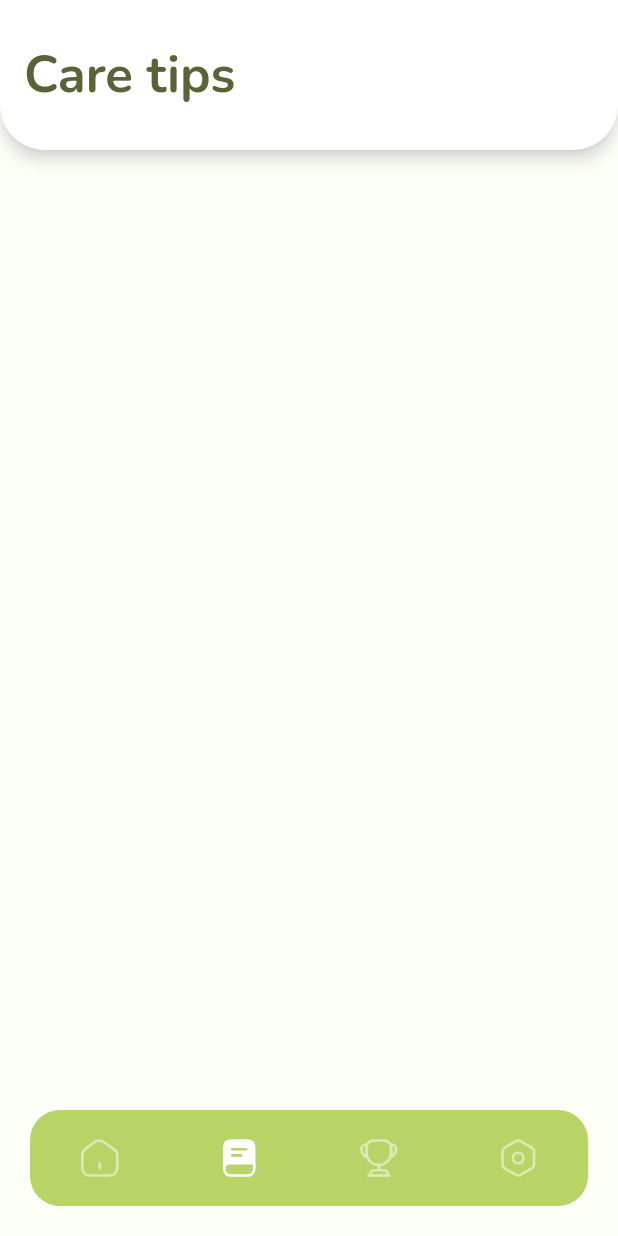
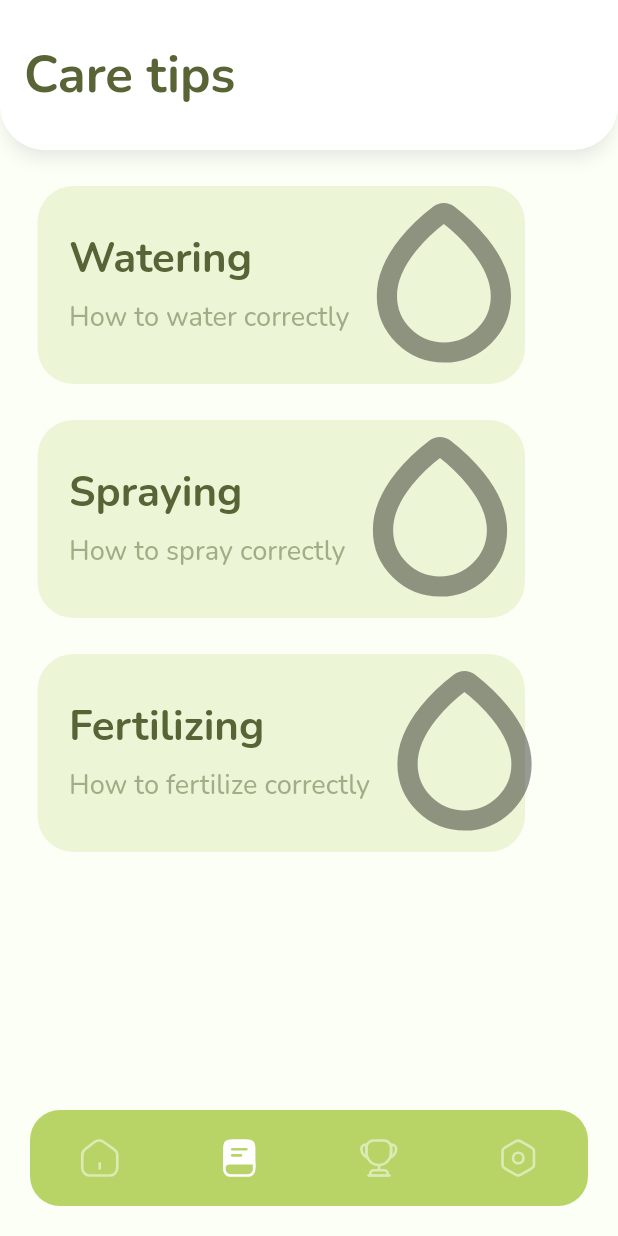
Before and after one commit to KaryFeever/Bonsai, a Flutter app: the screen it shows after launch, item 2 of the bottom bar chosen, on a phone screen of 412 x 824 dp. Run offline on Flutter 3.47's test engine with Material 2 defaults, Android fonts, the phone set to English and light mode, and no system bars; our stand-ins replace flutter_svg, get_it, get_it_mixin, google_fonts, image_cropper, image_picker; missing offline and left inert: proste_bezier_curve.

Commit message:
Сare tips update

```diff
--- a/bonsai/lib/constants/styles.dart
+++ b/bonsai/lib/constants/styles.dart
@@ -12,6 +12,8 @@ class Styles {
   static Color fieldsBackgroundColor = const Color(0xFFEFF1ED);
   static Color switchOffColor = const Color(0xFFB3BCB3);
   static Color whiteColor = const Color(0xFFFFFFFF);
+  static Color whiteColor_30 =
+      Color.fromRGBO(255, 255, 255, 0.7); //!! fix color
   static Color buttonBackgroundSecondaryGreen = const Color(0x1A9AB44D);
   static Color buttonBackgroundSecondaryOrange = const Color(0x1ADD9048);
   static Color textOrange = const Color(0xFFDD9048);
@@ -40,4 +42,8 @@ class Styles {
       fontSize: 32, color: textColorPrimary, fontWeight: FontWeight.w800);
   static TextStyle plantStatusBad = GoogleFonts.nunito(
       fontSize: 18, color: primaryGreenColor, fontWeight: FontWeight.w700);
+  static TextStyle careTipsText = GoogleFonts.nunito(
+      fontSize: 18,
+      color: textColorPrimary.withOpacity(0.5),
+      fontWeight: FontWeight.w500);
 }
--- a/bonsai/lib/views/tips_page/tips_page.dart
+++ b/bonsai/lib/views/tips_page/tips_page.dart
@@ -1,6 +1,7 @@
 import 'package:flutter/material.dart';
 import 'package:flutter/src/widgets/container.dart';
 import 'package:flutter/src/widgets/framework.dart';
+import 'package:flutter_svg/svg.dart';
 import 'package:google_fonts/google_fonts.dart';
 
 import '../../constants/styles.dart';
@@ -19,7 +20,7 @@ class _TipsPageState extends State<TipsPage> {
       appBar: AppBar(
         toolbarHeight: 100,
         backgroundColor: Colors.white,
-        shadowColor: Colors.grey.shade50,
+        shadowColor: Color(0x33979797),
         shape: RoundedRectangleBorder(
             borderRadius: BorderRadius.vertical(
           bottom: Radius.circular(30),
@@ -34,6 +35,104 @@ class _TipsPageState extends State<TipsPage> {
           ],
         ),
       ),
+      body: Column(
+        children: [
+          Container(
+              margin: EdgeInsets.only(top: 24, left: 25),
+              height: 132,
+              width: 325,
+              decoration: BoxDecoration(
+                color: Styles.primaryGreenColor
+                    .withOpacity(0.20), //!! чт-то не так с цветом? :)
+                borderRadius: BorderRadius.circular(24),
+              ),
+              child: Row(children: [
+                SizedBox(width: 21.0),
+                Column(
+                  crossAxisAlignment: CrossAxisAlignment.start,
+                  children: [
+                    SizedBox(height: 29.0),
+                    Text(
+                      "Watering",
+                      style: Styles.headLine2,
+                    ),
+                    SizedBox(height: 8.0),
+                    Text("How to water correctly", style: Styles.careTipsText),
+                  ],
+                ),
+                Container(
+                    // margin: EdgeInsets.only(left: 33),
+                    child: SvgPicture.asset(
+                  "assets/icons/drop_tips.svg",
+                  color: Colors.black,
+                  fit: BoxFit.scaleDown,
+                )),
+              ])),
+          Container(
+              margin: EdgeInsets.only(top: 24, left: 25),
+              height: 132,
+              width: 325,
+              decoration: BoxDecoration(
+                color: Styles.primaryGreenColor
+                    .withOpacity(0.20), //!! чт-то не так с цветом? :)
+                borderRadius: BorderRadius.circular(24),
+              ),
+              child: Row(children: [
+                SizedBox(width: 21.0),
+                Column(
+                  crossAxisAlignment: CrossAxisAlignment.start,
+                  children: [
+                    SizedBox(height: 29.0),
+                    Text(
+                      "Spraying",
+                      style: Styles.headLine2,
+                    ),
+                    SizedBox(height: 8.0),
+                    Text("How to spray correctly", style: Styles.careTipsText),
+                  ],
+                ),
+                Container(
+                    // margin: EdgeInsets.only(left: 33),
+                    child: SvgPicture.asset(
+                  "assets/icons/drop_tips.svg",
+                  color: Colors.black,
+                  fit: BoxFit.scaleDown,
+                )),
+              ])),
+          Container(
+              margin: EdgeInsets.only(top: 24, left: 25),
+              height: 132,
+              width: 325,
+              decoration: BoxDecoration(
+                color: Styles.primaryGreenColor
+                    .withOpacity(0.20), //!! чт-то не так с цветом? :)
+                borderRadius: BorderRadius.circular(24),
+              ),
+              child: Row(children: [
+                SizedBox(width: 21.0),
+                Column(
+                  crossAxisAlignment: CrossAxisAlignment.start,
+                  children: [
+                    SizedBox(height: 29.0),
+                    Text(
+                      "Fertilizing",
+                      style: Styles.headLine2,
+                    ),
+                    SizedBox(height: 8.0),
+                    Text("How to fertilize correctly",
+                        style: Styles.careTipsText),
+                  ],
+                ),
+                Container(
+                    // margin: EdgeInsets.only(left: 33),
+                    child: SvgPicture.asset(
+                  "assets/icons/drop_tips.svg",
+                  color: Colors.black,
+                  fit: BoxFit.scaleDown,
+                )),
+              ])),
+        ],
+      ),
     );
   }
 }
```
Also changed, not shown: bonsai/lib/views/home_page/home_page.dart (+8 -0 lines), bonsai/assets/icons/drop_tips.svg (added).
